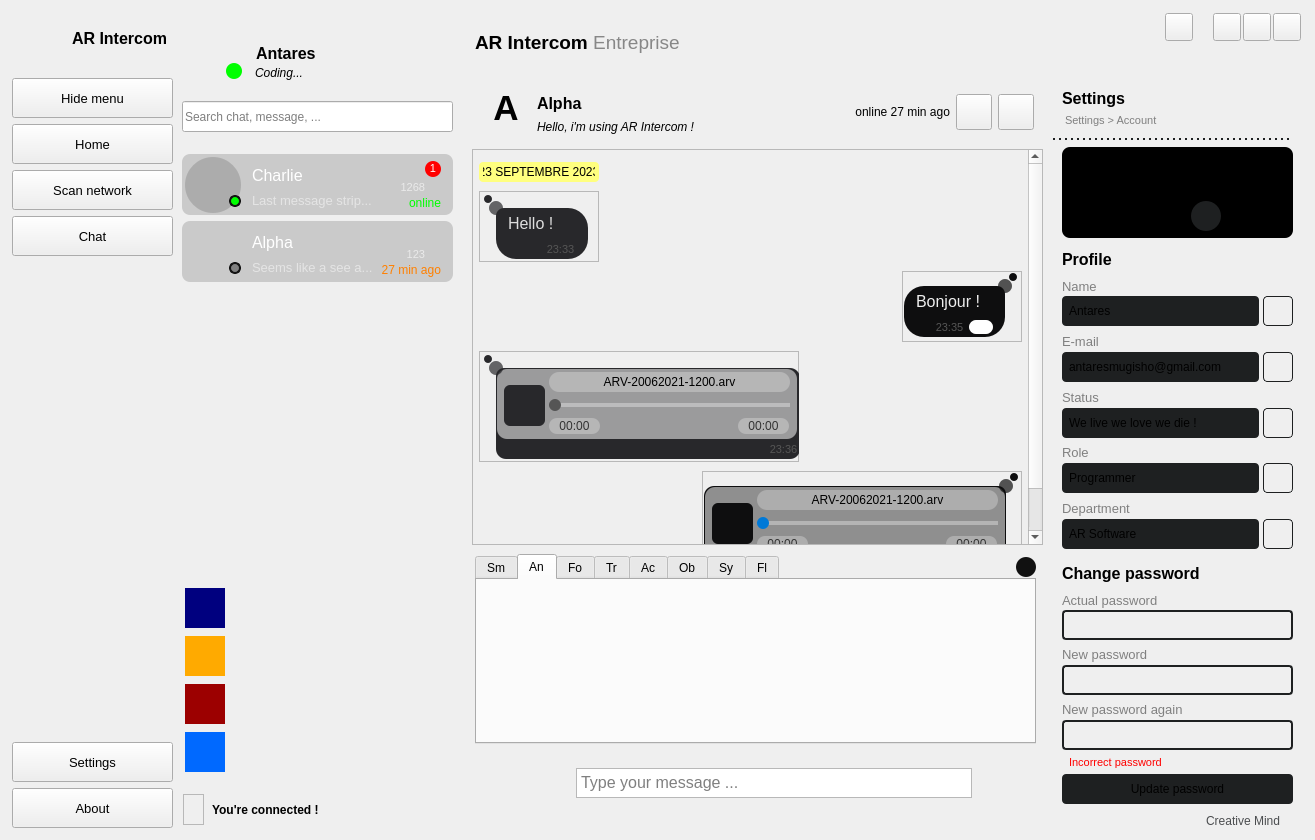
This is gui/main_window.ui in AntaresMugisho/AR_Intercom as Qt 5 draws it before an edit. The edited form follows.
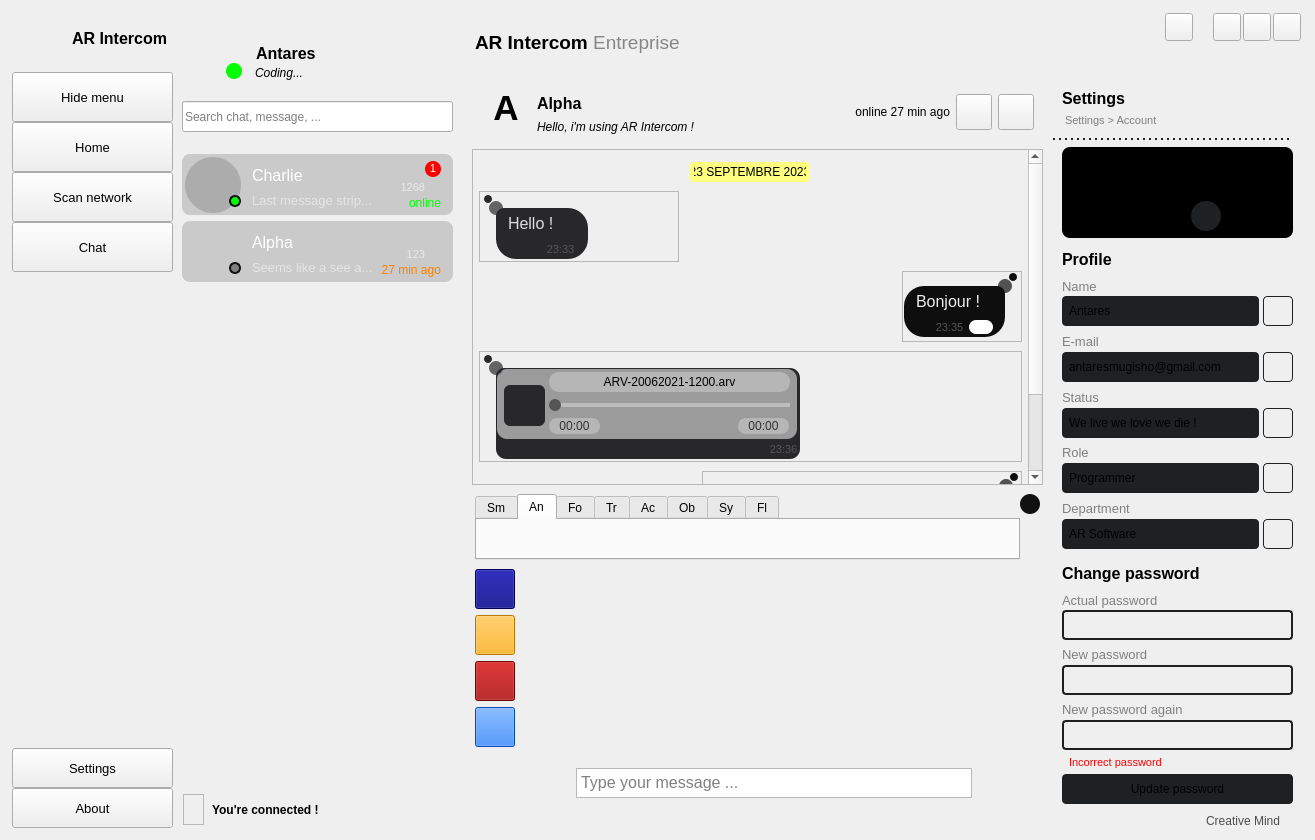
This is the edited form. Icons and pictures are not drawn.

Commit message: Update ui dark mode stylesheet

```diff
--- a/gui/main_window.ui
+++ b/gui/main_window.ui
@@ -439,6 +439,9 @@
           <string notr="true"/>
          </property>
          <layout class="QVBoxLayout" name="verticalLayout_2">
+          <property name="spacing">
+           <number>0</number>
+          </property>
           <property name="leftMargin">
            <number>0</number>
           </property>
@@ -511,13 +514,13 @@
             <property name="minimumSize">
              <size>
               <width>0</width>
-              <height>40</height>
+              <height>50</height>
              </size>
             </property>
             <property name="maximumSize">
              <size>
               <width>16777215</width>
-              <height>40</height>
+              <height>50</height>
              </size>
             </property>
             <property name="font">
@@ -541,13 +544,13 @@
             <property name="minimumSize">
              <size>
               <width>0</width>
-              <height>40</height>
+              <height>50</height>
              </size>
             </property>
             <property name="maximumSize">
              <size>
               <width>16777215</width>
-              <height>40</height>
+              <height>50</height>
              </size>
             </property>
             <property name="font">
@@ -569,13 +572,13 @@
             <property name="minimumSize">
              <size>
               <width>0</width>
-              <height>40</height>
+              <height>50</height>
              </size>
             </property>
             <property name="maximumSize">
              <size>
               <width>16777215</width>
-              <height>40</height>
+              <height>50</height>
              </size>
             </property>
             <property name="font">
@@ -597,13 +600,13 @@
             <property name="minimumSize">
              <size>
               <width>0</width>
-              <height>40</height>
+              <height>50</height>
              </size>
             </property>
             <property name="maximumSize">
              <size>
               <width>16777215</width>
-              <height>40</height>
+              <height>50</height>
              </size>
             </property>
             <property name="font">
@@ -612,8 +615,7 @@
              </font>
             </property>
             <property name="styleSheet">
-             <string notr="true">background-image: url(:/cils/cils/cil-people.png);
-</string>
+             <string notr="true"/>
             </property>
             <property name="text">
              <string>Chat</string>
@@ -1372,165 +1374,6 @@
                      </property>
                     </spacer>
                    </item>
-                   <item>
-                    <widget class="QWidget" name="media_bg" native="true">
-                     <property name="minimumSize">
-                      <size>
-                       <width>46</width>
-                       <height>191</height>
-                      </size>
-                     </property>
-                     <property name="maximumSize">
-                      <size>
-                       <width>46</width>
-                       <height>191</height>
-                      </size>
-                     </property>
-                     <property name="styleSheet">
-                      <string notr="true"/>
-                     </property>
-                     <layout class="QVBoxLayout" name="verticalLayout">
-                      <property name="spacing">
-                       <number>6</number>
-                      </property>
-                      <property name="leftMargin">
-                       <number>3</number>
-                      </property>
-                      <property name="topMargin">
-                       <number>0</number>
-                      </property>
-                      <property name="rightMargin">
-                       <number>3</number>
-                      </property>
-                      <property name="bottomMargin">
-                       <number>0</number>
-                      </property>
-                      <item>
-                       <widget class="QPushButton" name="media_doc">
-                        <property name="minimumSize">
-                         <size>
-                          <width>40</width>
-                          <height>40</height>
-                         </size>
-                        </property>
-                        <property name="maximumSize">
-                         <size>
-                          <width>40</width>
-                          <height>40</height>
-                         </size>
-                        </property>
-                        <property name="styleSheet">
-                         <string notr="true">QPushButton{
-	background-image: url(:/cils/cils/cil-paperclip.png);
-	background-color: rgb(0, 0, 127);}
-
-QPushButton:hover{
-	background-color: rgb(61, 62, 63);}
-
-QPushButton:pressed{
-	background-color: rgb(31, 32, 34);}</string>
-                        </property>
-                        <property name="text">
-                         <string/>
-                        </property>
-                       </widget>
-                      </item>
-                      <item>
-                       <widget class="QPushButton" name="media_audio">
-                        <property name="minimumSize">
-                         <size>
-                          <width>40</width>
-                          <height>40</height>
-                         </size>
-                        </property>
-                        <property name="maximumSize">
-                         <size>
-                          <width>40</width>
-                          <height>40</height>
-                         </size>
-                        </property>
-                        <property name="styleSheet">
-                         <string notr="true">QPushButton{
-	background-image: url(:/cils/cils/blacks/cil-music-note.png);
-	background-color: rgb(255, 170, 0);
-}
-
-QPushButton:hover{
-	background-color: rgb(201, 202, 203);}
-
-QPushButton:pressed{
-	background-color: rgb(101, 102, 103);}</string>
-                        </property>
-                        <property name="text">
-                         <string/>
-                        </property>
-                       </widget>
-                      </item>
-                      <item>
-                       <widget class="QPushButton" name="media_image">
-                        <property name="minimumSize">
-                         <size>
-                          <width>40</width>
-                          <height>40</height>
-                         </size>
-                        </property>
-                        <property name="maximumSize">
-                         <size>
-                          <width>40</width>
-                          <height>40</height>
-                         </size>
-                        </property>
-                        <property name="styleSheet">
-                         <string notr="true">QPushButton{
-	background-image: url(:/cils/cils/cil-image1.png);
-	background-color: rgb(156, 0, 0);
-}
-
-QPushButton:hover{
-	background-color: rgb(61, 62, 63);}
-
-QPushButton:pressed{
-	background-color: rgb(31, 32, 34);}</string>
-                        </property>
-                        <property name="text">
-                         <string/>
-                        </property>
-                       </widget>
-                      </item>
-                      <item>
-                       <widget class="QPushButton" name="media_video">
-                        <property name="minimumSize">
-                         <size>
-                          <width>40</width>
-                          <height>40</height>
-                         </size>
-                        </property>
-                        <property name="maximumSize">
-                         <size>
-                          <width>40</width>
-                          <height>40</height>
-                         </size>
-                        </property>
-                        <property name="styleSheet">
-                         <string notr="true">QPushButton{
-	background-image: url(:/cils/cils/blacks/cil-movie.png);
-	background-color: rgb(0, 105, 255);
-}
-
-QPushButton:hover{
-	background-color: rgb(201, 202, 203);}
-
-QPushButton:pressed{
-	background-color: rgb(101, 102, 103);}</string>
-                        </property>
-                        <property name="text">
-                         <string/>
-                        </property>
-                       </widget>
-                      </item>
-                     </layout>
-                    </widget>
-                   </item>
                   </layout>
                  </widget>
                 </widget>
@@ -4540,7 +4383,7 @@
                      <x>0</x>
                      <y>0</y>
                      <width>559</width>
-                     <height>453</height>
+                     <height>444</height>
                     </rect>
                    </property>
                    <layout class="QVBoxLayout" name="chat_scroll_layout">
@@ -4559,20 +4402,7 @@
                     <property name="bottomMargin">
                      <number>12</number>
                     </property>
-                    <item>
-                     <spacer name="verticalSpacer_4">
-                      <property name="orientation">
-                       <enum>Qt::Vertical</enum>
-                      </property>
-                      <property name="sizeHint" stdset="0">
-                       <size>
-                        <width>20</width>
-                        <height>48</height>
-                       </size>
-                      </property>
-                     </spacer>
-                    </item>
-                    <item>
+                    <item alignment="Qt::AlignHCenter">
                      <widget class="QLabel" name="date_label">
                       <property name="maximumSize">
                        <size>
@@ -4595,27 +4425,6 @@
                      </widget>
                     </item>
                     <item>
-                     <widget class="QWidget" name="bubble_container_widget" native="true">
-                      <property name="styleSheet">
-                       <string notr="true"/>
-                      </property>
-                      <layout class="QHBoxLayout" name="horizontalLayout_11">
-                       <property name="spacing">
-                        <number>0</number>
-                       </property>
-                       <property name="leftMargin">
-                        <number>0</number>
-                       </property>
-                       <property name="topMargin">
-                        <number>0</number>
-                       </property>
-                       <property name="rightMargin">
-                        <number>0</number>
-                       </property>
-                       <property name="bottomMargin">
-                        <number>0</number>
-                       </property>
-                       <item>
                         <widget class="QFrame" name="bubble_frame">
                          <property name="minimumSize">
                           <size>
@@ -4623,6 +4432,12 @@
                            <height>71</height>
                           </size>
                          </property>
+                      <property name="maximumSize">
+                       <size>
+                        <width>200</width>
+                        <height>16777215</height>
+                       </size>
+                      </property>
                          <property name="styleSheet">
                           <string notr="true"/>
                          </property>
@@ -4819,60 +4634,7 @@
                          <zorder>frame</zorder>
                         </widget>
                        </item>
-                       <item>
-                        <spacer name="spacer">
-                         <property name="orientation">
-                          <enum>Qt::Horizontal</enum>
-                         </property>
-                         <property name="sizeHint" stdset="0">
-                          <size>
-                           <width>40</width>
-                           <height>20</height>
-                          </size>
-                         </property>
-                        </spacer>
-                       </item>
-                      </layout>
-                     </widget>
-                    </item>
-                    <item>
-                     <widget class="QWidget" name="widget_2" native="true">
-                      <property name="layoutDirection">
-                       <enum>Qt::LeftToRight</enum>
-                      </property>
-                      <property name="styleSheet">
-                       <string notr="true"/>
-                      </property>
-                      <layout class="QHBoxLayout" name="horizontalLayout_14">
-                       <property name="spacing">
-                        <number>0</number>
-                       </property>
-                       <property name="leftMargin">
-                        <number>0</number>
-                       </property>
-                       <property name="topMargin">
-                        <number>0</number>
-                       </property>
-                       <property name="rightMargin">
-                        <number>0</number>
-                       </property>
-                       <property name="bottomMargin">
-                        <number>0</number>
-                       </property>
-                       <item>
-                        <spacer name="horizontalSpacer_4">
-                         <property name="orientation">
-                          <enum>Qt::Horizontal</enum>
-                         </property>
-                         <property name="sizeHint" stdset="0">
-                          <size>
-                           <width>40</width>
-                           <height>20</height>
-                          </size>
-                         </property>
-                        </spacer>
-                       </item>
-                       <item>
+                    <item alignment="Qt::AlignRight">
                         <widget class="QFrame" name="bubble_container">
                          <property name="sizePolicy">
                           <sizepolicy hsizetype="Preferred" vsizetype="Preferred">
@@ -5118,30 +4880,6 @@
                          <zorder>frame_4</zorder>
                         </widget>
                        </item>
-                      </layout>
-                     </widget>
-                    </item>
-                    <item>
-                     <widget class="QWidget" name="widget_3" native="true">
-                      <property name="styleSheet">
-                       <string notr="true"/>
-                      </property>
-                      <layout class="QHBoxLayout" name="horizontalLayout_15">
-                       <property name="spacing">
-                        <number>0</number>
-                       </property>
-                       <property name="leftMargin">
-                        <number>0</number>
-                       </property>
-                       <property name="topMargin">
-                        <number>0</number>
-                       </property>
-                       <property name="rightMargin">
-                        <number>0</number>
-                       </property>
-                       <property name="bottomMargin">
-                        <number>0</number>
-                       </property>
                        <item>
                         <widget class="QFrame" name="voice_bubble_frame">
                          <property name="minimumSize">
@@ -5481,57 +5219,7 @@
                          <zorder>frame_11</zorder>
                         </widget>
                        </item>
-                       <item>
-                        <spacer name="horizontalSpacer_7">
-                         <property name="orientation">
-                          <enum>Qt::Horizontal</enum>
-                         </property>
-                         <property name="sizeHint" stdset="0">
-                          <size>
-                           <width>40</width>
-                           <height>20</height>
-                          </size>
-                         </property>
-                        </spacer>
-                       </item>
-                      </layout>
-                     </widget>
-                    </item>
-                    <item>
-                     <widget class="QWidget" name="widget_4" native="true">
-                      <property name="styleSheet">
-                       <string notr="true"/>
-                      </property>
-                      <layout class="QHBoxLayout" name="horizontalLayout_16">
-                       <property name="spacing">
-                        <number>0</number>
-                       </property>
-                       <property name="leftMargin">
-                        <number>0</number>
-                       </property>
-                       <property name="topMargin">
-                        <number>0</number>
-                       </property>
-                       <property name="rightMargin">
-                        <number>0</number>
-                       </property>
-                       <property name="bottomMargin">
-                        <number>0</number>
-                       </property>
-                       <item>
-                        <spacer name="horizontalSpacer_8">
-                         <property name="orientation">
-                          <enum>Qt::Horizontal</enum>
-                         </property>
-                         <property name="sizeHint" stdset="0">
-                          <size>
-                           <width>40</width>
-                           <height>20</height>
-                          </size>
-                         </property>
-                        </spacer>
-                       </item>
-                       <item>
+                    <item alignment="Qt::AlignRight">
                         <widget class="QFrame" name="left_msg_frame_4">
                          <property name="minimumSize">
                           <size>
@@ -5904,31 +5592,37 @@
                        </item>
                       </layout>
                      </widget>
-                    </item>
-                   </layout>
-                  </widget>
                  </widget>
                 </item>
                 <item>
                  <widget class="QWidget" name="emoji_widget" native="true">
-                  <property name="minimumSize">
+                  <property name="maximumSize">
                    <size>
-                    <width>0</width>
-                    <height>196</height>
-                   </size>
-                  </property>
-                  <property name="styleSheet">
-                   <string notr="true"/>
-                  </property>
-                  <widget class="QTabWidget" name="emoji_tab_widget">
-                   <property name="geometry">
-                    <rect>
-                     <x>3</x>
-                     <y>3</y>
-                     <width>561</width>
+                    <width>16777215</width>
                      <height>190</height>
-                    </rect>
-                   </property>
+                   </size>
+                  </property>
+                  <property name="styleSheet">
+                   <string notr="true"/>
+                  </property>
+                  <layout class="QHBoxLayout" name="horizontalLayout_3">
+                   <property name="spacing">
+                    <number>0</number>
+                   </property>
+                   <property name="leftMargin">
+                    <number>3</number>
+                   </property>
+                   <property name="topMargin">
+                    <number>3</number>
+                   </property>
+                   <property name="rightMargin">
+                    <number>3</number>
+                   </property>
+                   <property name="bottomMargin">
+                    <number>3</number>
+                   </property>
+                   <item>
+                    <widget class="QTabWidget" name="emoji_tab_widget">
                    <property name="styleSheet">
                     <string notr="true"/>
                    </property>
@@ -6002,15 +5696,9 @@
                     </attribute>
                    </widget>
                   </widget>
+                   </item>
+                   <item alignment="Qt::AlignTop">
                   <widget class="QPushButton" name="close_emoji_btn">
-                   <property name="geometry">
-                    <rect>
-                     <x>544</x>
-                     <y>6</y>
-                     <width>20</width>
-                     <height>20</height>
-                    </rect>
-                   </property>
                    <property name="maximumSize">
                     <size>
                      <width>20</width>
@@ -6036,6 +5724,167 @@
                     <string/>
                    </property>
                   </widget>
+                   </item>
+                  </layout>
+                 </widget>
+                </item>
+                <item>
+                 <widget class="QWidget" name="media_bg" native="true">
+                  <property name="minimumSize">
+                   <size>
+                    <width>0</width>
+                    <height>60</height>
+                   </size>
+                  </property>
+                  <property name="maximumSize">
+                   <size>
+                    <width>46</width>
+                    <height>191</height>
+                   </size>
+                  </property>
+                  <property name="styleSheet">
+                   <string notr="true"/>
+                  </property>
+                  <layout class="QVBoxLayout" name="verticalLayout">
+                   <property name="spacing">
+                    <number>6</number>
+                   </property>
+                   <property name="leftMargin">
+                    <number>3</number>
+                   </property>
+                   <property name="topMargin">
+                    <number>0</number>
+                   </property>
+                   <property name="rightMargin">
+                    <number>3</number>
+                   </property>
+                   <property name="bottomMargin">
+                    <number>0</number>
+                   </property>
+                   <item>
+                    <widget class="QPushButton" name="media_doc">
+                     <property name="minimumSize">
+                      <size>
+                       <width>40</width>
+                       <height>40</height>
+                      </size>
+                     </property>
+                     <property name="maximumSize">
+                      <size>
+                       <width>40</width>
+                       <height>40</height>
+                      </size>
+                     </property>
+                     <property name="styleSheet">
+                      <string notr="true">QPushButton{
+	background-image: url(:/cils/cils/cil-paperclip.png);
+	background-color: rgb(0, 0, 127);}
+
+QPushButton:hover{
+	background-color: rgb(61, 62, 63);}
+
+QPushButton:pressed{
+	background-color: rgb(31, 32, 34);}</string>
+                     </property>
+                     <property name="text">
+                      <string/>
+                     </property>
+                    </widget>
+                   </item>
+                   <item>
+                    <widget class="QPushButton" name="media_audio">
+                     <property name="minimumSize">
+                      <size>
+                       <width>40</width>
+                       <height>40</height>
+                      </size>
+                     </property>
+                     <property name="maximumSize">
+                      <size>
+                       <width>40</width>
+                       <height>40</height>
+                      </size>
+                     </property>
+                     <property name="styleSheet">
+                      <string notr="true">QPushButton{
+	background-image: url(:/cils/cils/blacks/cil-music-note.png);
+	background-color: rgb(255, 170, 0);
+}
+
+QPushButton:hover{
+	background-color: rgb(201, 202, 203);}
+
+QPushButton:pressed{
+	background-color: rgb(101, 102, 103);}</string>
+                     </property>
+                     <property name="text">
+                      <string/>
+                     </property>
+                    </widget>
+                   </item>
+                   <item>
+                    <widget class="QPushButton" name="media_image">
+                     <property name="minimumSize">
+                      <size>
+                       <width>40</width>
+                       <height>40</height>
+                      </size>
+                     </property>
+                     <property name="maximumSize">
+                      <size>
+                       <width>40</width>
+                       <height>40</height>
+                      </size>
+                     </property>
+                     <property name="styleSheet">
+                      <string notr="true">QPushButton{
+	background-image: url(:/cils/cils/cil-image1.png);
+	background-color: rgb(156, 0, 0);
+}
+
+QPushButton:hover{
+	background-color: rgb(61, 62, 63);}
+
+QPushButton:pressed{
+	background-color: rgb(31, 32, 34);}</string>
+                     </property>
+                     <property name="text">
+                      <string/>
+                     </property>
+                    </widget>
+                   </item>
+                   <item>
+                    <widget class="QPushButton" name="media_video">
+                     <property name="minimumSize">
+                      <size>
+                       <width>40</width>
+                       <height>40</height>
+                      </size>
+                     </property>
+                     <property name="maximumSize">
+                      <size>
+                       <width>40</width>
+                       <height>40</height>
+                      </size>
+                     </property>
+                     <property name="styleSheet">
+                      <string notr="true">QPushButton{
+	background-image: url(:/cils/cils/blacks/cil-movie.png);
+	background-color: rgb(0, 105, 255);
+}
+
+QPushButton:hover{
+	background-color: rgb(201, 202, 203);}
+
+QPushButton:pressed{
+	background-color: rgb(101, 102, 103);}</string>
+                     </property>
+                     <property name="text">
+                      <string/>
+                     </property>
+                    </widget>
+                   </item>
+                  </layout>
                  </widget>
                 </item>
                 <item>
```
Left out of the diff: 97 changed lines with no effect on the pictures. Lines whose indentation alone changed are shown as unchanged. The commit also changes 1 other file.
